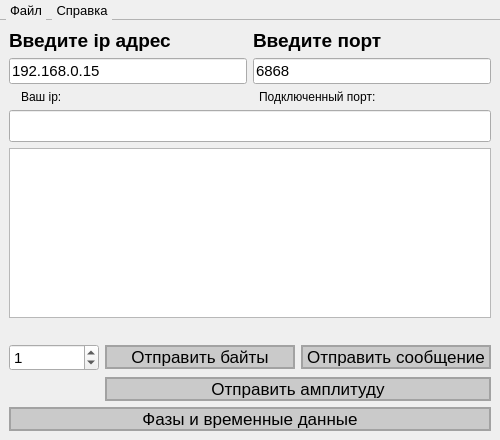
Qt form QTmain.ui (Batonreal/UDPconnect) before a commit.
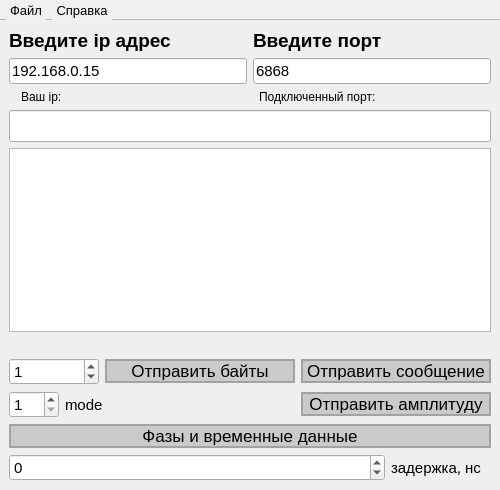
The same form after that commit.

The edit to the form file:
```diff
--- a/QTmain.ui
+++ b/QTmain.ui
@@ -7,19 +7,19 @@
     <x>0</x>
     <y>0</y>
     <width>500</width>
-    <height>440</height>
+    <height>490</height>
    </rect>
   </property>
   <property name="minimumSize">
    <size>
     <width>500</width>
-    <height>440</height>
+    <height>490</height>
    </size>
   </property>
   <property name="maximumSize">
    <size>
     <width>500</width>
-    <height>440</height>
+    <height>490</height>
    </size>
   </property>
   <property name="windowTitle">
@@ -260,6 +260,45 @@
       </item>
       <item>
        <layout class="QHBoxLayout" name="horizontalLayout_6">
+        <item>
+         <widget class="QSpinBox" name="select_mode">
+          <property name="maximumSize">
+           <size>
+            <width>50</width>
+            <height>16777215</height>
+           </size>
+          </property>
+          <property name="font">
+           <font>
+            <pointsize>11</pointsize>
+           </font>
+          </property>
+          <property name="minimum">
+           <number>1</number>
+          </property>
+          <property name="maximum">
+           <number>3</number>
+          </property>
+         </widget>
+        </item>
+        <item>
+         <widget class="QLabel" name="label_2">
+          <property name="maximumSize">
+           <size>
+            <width>50</width>
+            <height>16777215</height>
+           </size>
+          </property>
+          <property name="font">
+           <font>
+            <pointsize>11</pointsize>
+           </font>
+          </property>
+          <property name="text">
+           <string>mode</string>
+          </property>
+         </widget>
+        </item>
         <item>
          <spacer name="horizontalSpacer">
           <property name="orientation">
@@ -270,7 +309,7 @@
           </property>
           <property name="sizeHint" stdset="0">
            <size>
-            <width>96</width>
+            <width>180</width>
             <height>20</height>
            </size>
           </property>
@@ -330,6 +369,44 @@
         </property>
        </widget>
       </item>
+      <item>
+       <layout class="QHBoxLayout" name="horizontalLayout_7">
+        <item>
+         <widget class="QSpinBox" name="time_delay_box">
+          <property name="font">
+           <font>
+            <pointsize>11</pointsize>
+           </font>
+          </property>
+          <property name="minimum">
+           <number>-5000000</number>
+          </property>
+          <property name="maximum">
+           <number>5000000</number>
+          </property>
+         </widget>
+        </item>
+        <item>
+         <widget class="QLabel" name="label">
+          <property name="maximumSize">
+           <size>
+            <width>100</width>
+            <height>16777215</height>
+           </size>
+          </property>
+          <property name="font">
+           <font>
+            <pointsize>11</pointsize>
+            <bold>false</bold>
+           </font>
+          </property>
+          <property name="text">
+           <string>задержка, нс</string>
+          </property>
+         </widget>
+        </item>
+       </layout>
+      </item>
      </layout>
     </item>
    </layout>
```
